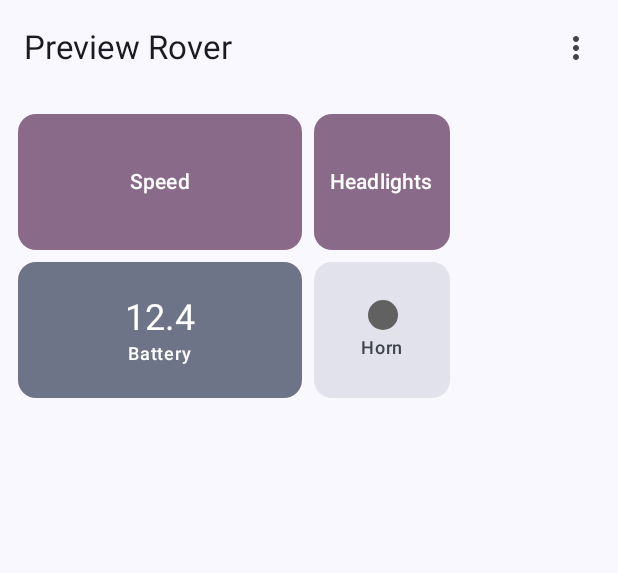
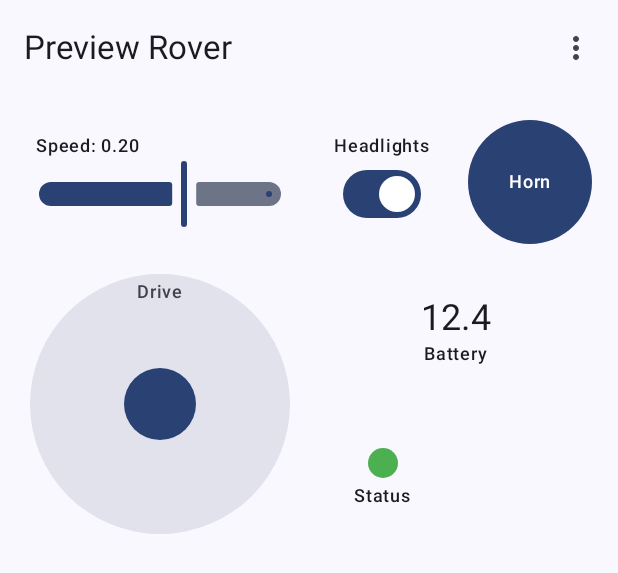
Before and after one commit to BrendanJMitch/ControlAnything, an Android app built with Jetpack Compose: the @Preview function DashboardScreenPreview, on a phone screen of 412 x 824 dp. Shown: the top 573 px of the screen. Run offline under Robolectric (Android 15) with nearby library versions, the light colour scheme and no system bars.

Commit message:
feat: control widgets

```diff
--- a/app/src/main/java/com/brendan/controlanything/ui/dashboard/DashboardScreen.kt
+++ b/app/src/main/java/com/brendan/controlanything/ui/dashboard/DashboardScreen.kt
@@ -47,9 +47,12 @@ import com.brendan.controlanything.domain.model.MqttValue
 import com.brendan.controlanything.domain.model.OutputDef
 import com.brendan.controlanything.ui.dashboard.grid.DashboardGrid
 import com.brendan.controlanything.ui.dashboard.grid.gridPosition
+import com.brendan.controlanything.ui.dashboard.widgets.ButtonWidget
+import com.brendan.controlanything.ui.dashboard.widgets.JoystickWidget
 import com.brendan.controlanything.ui.dashboard.widgets.LedIndicatorWidget
 import com.brendan.controlanything.ui.dashboard.widgets.NumericReadoutWidget
-import com.brendan.controlanything.ui.dashboard.widgets.PlaceholderControlWidget
+import com.brendan.controlanything.ui.dashboard.widgets.SliderWidget
+import com.brendan.controlanything.ui.dashboard.widgets.ToggleWidget
 import com.brendan.controlanything.ui.dashboard.widgets.WidgetFrame
 import com.brendan.controlanything.ui.theme.ControlAnythingTheme
 
@@ -66,6 +69,8 @@ fun DashboardScreen(
         uiState = uiState,
         onWidgetMoved = viewModel::onWidgetMoved,
         onColumnCountChanged = viewModel::onColumnCountChanged,
+        onControlChanged = viewModel::onControlChanged,
+        onButtonPressed = viewModel::onButtonPressed,
         modifier = modifier,
     )
 }
@@ -76,6 +81,8 @@ private fun DashboardContent(
     uiState: DashboardUiState,
     onWidgetMoved: (String, GridPosition) -> Unit,
     onColumnCountChanged: (Int) -> Unit,
+    onControlChanged: (String, MqttValue) -> Unit,
+    onButtonPressed: (String) -> Unit,
     modifier: Modifier = Modifier,
 ) {
     var isEditMode by remember { mutableStateOf(false) }
@@ -149,7 +156,28 @@ private fun DashboardContent(
                                     definition = output,
                                     value = uiState.outputValues[output.topic] as? MqttValue.Bool,
                                 )
-                                control != null -> PlaceholderControlWidget(control)
+                                control is ControlDef.Toggle -> ToggleWidget(
+                                    definition = control,
+                                    isOn = (uiState.controlValues[control.topic] as? MqttValue.Bool)?.value ?: false,
+                                    onToggle = { onControlChanged(control.topic, MqttValue.Bool(it)) },
+                                )
+                                control is ControlDef.Button -> ButtonWidget(
+                                    definition = control,
+                                    onPress = { onButtonPressed(control.topic) },
+                                )
+                                control is ControlDef.Slider -> SliderWidget(
+                                    definition = control,
+                                    value = (uiState.controlValues[control.topic] as? MqttValue.Number)?.value
+                                        ?: ((control.min + control.max) / 2f),
+                                    onValueChange = { onControlChanged(control.topic, MqttValue.Number(it)) },
+                                )
+                                control is ControlDef.Joystick -> JoystickWidget(
+                                    definition = control,
+                                    onValueChange = { x, y ->
+                                        onControlChanged(control.topicX, MqttValue.Number(x))
+                                        onControlChanged(control.topicY, MqttValue.Number(y))
+                                    },
+                                )
                                 else -> Unit
                             }
                         }
@@ -229,18 +257,22 @@ private fun fakeDeviceInfoForPreview() = DeviceInfo(
     controls = listOf(
         ControlDef.Slider("speed", "Speed", min = -1f, max = 1f),
         ControlDef.Toggle("headlights", "Headlights"),
+        ControlDef.Button("horn", "Horn"),
+        ControlDef.Joystick("drive_x", "drive_y", "Drive"),
     ),
     outputs = listOf(
         OutputDef.NumericReadout("battery", "Battery"),
-        OutputDef.LedIndicator("horn", "Horn"),
+        OutputDef.LedIndicator("status", "Status"),
     ),
 )
 
 private fun fakePositionsForPreview() = listOf(
     PlacedWidget("speed", GridPosition(col = 0, row = 0, colSpan = 2, rowSpan = 1)),
     PlacedWidget("headlights", GridPosition(col = 2, row = 0, colSpan = 1, rowSpan = 1)),
-    PlacedWidget("battery", GridPosition(col = 0, row = 1, colSpan = 2, rowSpan = 1)),
-    PlacedWidget("horn", GridPosition(col = 2, row = 1, colSpan = 1, rowSpan = 1)),
+    PlacedWidget("horn", GridPosition(col = 3, row = 0, colSpan = 1, rowSpan = 1)),
+    PlacedWidget("drive_x", GridPosition(col = 0, row = 1, colSpan = 2, rowSpan = 2)),
+    PlacedWidget("battery", GridPosition(col = 2, row = 1, colSpan = 2, rowSpan = 1)),
+    PlacedWidget("status", GridPosition(col = 2, row = 2, colSpan = 1, rowSpan = 1)),
 )
 
 @Preview(showBackground = true, heightDp = 640)
@@ -252,10 +284,16 @@ private fun DashboardScreenPreview() {
                 deviceInfo = fakeDeviceInfoForPreview(),
                 columnCount = 4,
                 positions = fakePositionsForPreview(),
-                outputValues = mapOf("battery" to MqttValue.Number(12.4f)),
+                outputValues = mapOf("battery" to MqttValue.Number(12.4f), "status" to MqttValue.Bool(true)),
+                controlValues = mapOf(
+                    "speed" to MqttValue.Number(0.2f),
+                    "headlights" to MqttValue.Bool(true),
+                ),
             ),
             onWidgetMoved = { _, _ -> },
             onColumnCountChanged = {},
+            onControlChanged = { _, _ -> },
+            onButtonPressed = {},
         )
     }
 }
--- a/app/src/main/java/com/brendan/controlanything/ui/dashboard/DashboardUiState.kt
+++ b/app/src/main/java/com/brendan/controlanything/ui/dashboard/DashboardUiState.kt
@@ -9,4 +9,5 @@ data class DashboardUiState(
     val columnCount: Int = DEFAULT_COLUMN_COUNT,
     val positions: List<PlacedWidget> = emptyList(),
     val outputValues: Map<String, MqttValue> = emptyMap(),
+    val controlValues: Map<String, MqttValue> = emptyMap(),
 )
--- /dev/null
+++ b/app/src/main/java/com/brendan/controlanything/ui/dashboard/widgets/ButtonWidget.kt
@@ -0,0 +1,29 @@
+package com.brendan.controlanything.ui.dashboard.widgets
+
+import androidx.compose.foundation.layout.Box
+import androidx.compose.foundation.layout.fillMaxSize
+import androidx.compose.foundation.layout.padding
+import androidx.compose.material3.Button
+import androidx.compose.material3.MaterialTheme
+import androidx.compose.material3.Text
+import androidx.compose.runtime.Composable
+import androidx.compose.ui.Alignment
+import androidx.compose.ui.Modifier
+import androidx.compose.ui.unit.dp
+import com.brendan.controlanything.domain.model.ControlDef
+
+@Composable
+fun ButtonWidget(
+    definition: ControlDef.Button,
+    onPress: () -> Unit,
+    modifier: Modifier = Modifier,
+) {
+    Box(
+        modifier = modifier.fillMaxSize().padding(4.dp),
+        contentAlignment = Alignment.Center,
+    ) {
+        Button(onClick = onPress, modifier = Modifier.fillMaxSize()) {
+            Text(definition.displayName, style = MaterialTheme.typography.labelMedium)
+        }
+    }
+}
--- /dev/null
+++ b/app/src/main/java/com/brendan/controlanything/ui/dashboard/widgets/JoystickWidget.kt
@@ -0,0 +1,86 @@
+package com.brendan.controlanything.ui.dashboard.widgets
+
+import androidx.compose.foundation.background
+import androidx.compose.foundation.gestures.detectDragGestures
+import androidx.compose.foundation.layout.Box
+import androidx.compose.foundation.layout.fillMaxSize
+import androidx.compose.foundation.layout.offset
+import androidx.compose.foundation.layout.padding
+import androidx.compose.foundation.layout.size
+import androidx.compose.foundation.shape.CircleShape
+import androidx.compose.material3.MaterialTheme
+import androidx.compose.material3.Text
+import androidx.compose.runtime.Composable
+import androidx.compose.runtime.getValue
+import androidx.compose.runtime.mutableFloatStateOf
+import androidx.compose.runtime.mutableStateOf
+import androidx.compose.runtime.remember
+import androidx.compose.runtime.setValue
+import androidx.compose.ui.Alignment
+import androidx.compose.ui.Modifier
+import androidx.compose.ui.geometry.Offset
+import androidx.compose.ui.input.pointer.pointerInput
+import androidx.compose.ui.layout.onSizeChanged
+import androidx.compose.ui.platform.LocalDensity
+import androidx.compose.ui.unit.IntOffset
+import androidx.compose.ui.unit.dp
+import com.brendan.controlanything.domain.model.ControlDef
+import kotlin.math.roundToInt
+
+/** Joystick axes are always normalized to [-1, 1]; the schema doesn't carry a min/max for them. */
+private const val AXIS_RANGE = 1f
+
+/** Thumb diameter as a fraction of the track's radius, so it scales with the widget's own resize. */
+private const val THUMB_TO_RADIUS_RATIO = 0.55f
+
+@Composable
+fun JoystickWidget(
+    definition: ControlDef.Joystick,
+    onValueChange: (x: Float, y: Float) -> Unit,
+    modifier: Modifier = Modifier,
+) {
+    var thumbOffset by remember(definition.topicX, definition.topicY) { mutableStateOf(Offset.Zero) }
+    var radiusPx by remember { mutableFloatStateOf(0f) }
+    val thumbSizeDp = with(LocalDensity.current) { (radiusPx * THUMB_TO_RADIUS_RATIO).toDp() }
+
+    Box(
+        modifier = modifier
+            .fillMaxSize()
+            .padding(8.dp)
+            .background(MaterialTheme.colorScheme.surfaceVariant, CircleShape)
+            .onSizeChanged { size -> radiusPx = minOf(size.width, size.height) / 2f }
+            .pointerInput(definition.topicX, definition.topicY) {
+                detectDragGestures(
+                    onDrag = { change, dragAmount ->
+                        change.consume()
+                        if (radiusPx <= 0f) return@detectDragGestures
+                        val candidate = thumbOffset + dragAmount
+                        val distance = candidate.getDistance()
+                        thumbOffset = if (distance > radiusPx) candidate * (radiusPx / distance) else candidate
+                        // Screen y grows downward; up should mean "forward" (positive y) for driving.
+                        val normalizedX = (thumbOffset.x / radiusPx).coerceIn(-AXIS_RANGE, AXIS_RANGE)
+                        val normalizedY = (-thumbOffset.y / radiusPx).coerceIn(-AXIS_RANGE, AXIS_RANGE)
+                        onValueChange(normalizedX, normalizedY)
+                    },
+                    onDragEnd = {
+                        thumbOffset = Offset.Zero
+                        onValueChange(0f, 0f)
+                    },
+                )
+            },
+        contentAlignment = Alignment.Center,
+    ) {
+        Text(
+            text = definition.displayName,
+            style = MaterialTheme.typography.labelMedium,
+            color = MaterialTheme.colorScheme.onSurfaceVariant,
+            modifier = Modifier.align(Alignment.TopCenter).padding(top = 4.dp),
+        )
+        Box(
+            modifier = Modifier
+                .size(thumbSizeDp)
+                .offset { IntOffset(thumbOffset.x.roundToInt(), thumbOffset.y.roundToInt()) }
+                .background(MaterialTheme.colorScheme.primary, CircleShape),
+        )
+    }
+}
--- a/app/src/main/java/com/brendan/controlanything/ui/dashboard/widgets/LedIndicatorWidget.kt
+++ b/app/src/main/java/com/brendan/controlanything/ui/dashboard/widgets/LedIndicatorWidget.kt
@@ -8,7 +8,6 @@ import androidx.compose.foundation.layout.fillMaxSize
 import androidx.compose.foundation.layout.height
 import androidx.compose.foundation.layout.size
 import androidx.compose.foundation.shape.CircleShape
-import androidx.compose.foundation.shape.RoundedCornerShape
 import androidx.compose.material3.MaterialTheme
 import androidx.compose.material3.Text
 import androidx.compose.runtime.Composable
@@ -29,9 +28,7 @@ fun LedIndicatorWidget(
     modifier: Modifier = Modifier,
 ) {
     Box(
-        modifier = modifier
-            .fillMaxSize()
-            .background(MaterialTheme.colorScheme.surfaceVariant, RoundedCornerShape(12.dp)),
+        modifier = modifier.fillMaxSize(),
         contentAlignment = Alignment.Center,
     ) {
         Column(horizontalAlignment = Alignment.CenterHorizontally) {
@@ -44,7 +41,6 @@ fun LedIndicatorWidget(
             Text(
                 text = definition.displayName,
                 style = MaterialTheme.typography.labelMedium,
-                color = MaterialTheme.colorScheme.onSurfaceVariant,
             )
         }
     }
--- a/app/src/main/java/com/brendan/controlanything/ui/dashboard/widgets/NumericReadoutWidget.kt
+++ b/app/src/main/java/com/brendan/controlanything/ui/dashboard/widgets/NumericReadoutWidget.kt
@@ -1,16 +1,13 @@
 package com.brendan.controlanything.ui.dashboard.widgets
 
-import androidx.compose.foundation.background
 import androidx.compose.foundation.layout.Box
 import androidx.compose.foundation.layout.Column
 import androidx.compose.foundation.layout.fillMaxSize
-import androidx.compose.foundation.shape.RoundedCornerShape
 import androidx.compose.material3.MaterialTheme
 import androidx.compose.material3.Text
 import androidx.compose.runtime.Composable
 import androidx.compose.ui.Alignment
 import androidx.compose.ui.Modifier
-import androidx.compose.ui.unit.dp
 import com.brendan.controlanything.domain.model.MqttValue
 import com.brendan.controlanything.domain.model.OutputDef
 
@@ -21,21 +18,17 @@ fun NumericReadoutWidget(
     modifier: Modifier = Modifier,
 ) {
     Box(
-        modifier = modifier
-            .fillMaxSize()
-            .background(MaterialTheme.colorScheme.secondaryContainer, RoundedCornerShape(12.dp)),
+        modifier = modifier.fillMaxSize(),
         contentAlignment = Alignment.Center,
     ) {
         Column(horizontalAlignment = Alignment.CenterHorizontally) {
             Text(
                 text = value?.value?.let { "%.1f".format(it) } ?: "--",
                 style = MaterialTheme.typography.headlineSmall,
-                color = MaterialTheme.colorScheme.onSecondaryContainer,
             )
             Text(
                 text = definition.displayName,
                 style = MaterialTheme.typography.labelMedium,
-                color = MaterialTheme.colorScheme.onSecondaryContainer,
             )
         }
     }
--- a/app/src/main/java/com/brendan/controlanything/ui/dashboard/widgets/PlaceholderControlWidget.kt
+++ /dev/null
@@ -1,33 +0,0 @@
-package com.brendan.controlanything.ui.dashboard.widgets
-
-import androidx.compose.foundation.background
-import androidx.compose.foundation.layout.Box
-import androidx.compose.foundation.layout.fillMaxSize
-import androidx.compose.foundation.shape.RoundedCornerShape
-import androidx.compose.material3.MaterialTheme
-import androidx.compose.material3.Text
-import androidx.compose.runtime.Composable
-import androidx.compose.ui.Alignment
-import androidx.compose.ui.Modifier
-import androidx.compose.ui.unit.dp
-import com.brendan.controlanything.domain.model.ControlDef
-
-/** Stand-in until each control type gets its real interactive widget in a later milestone. */
-@Composable
-fun PlaceholderControlWidget(
-    definition: ControlDef,
-    modifier: Modifier = Modifier,
-) {
-    Box(
-        modifier = modifier
-            .fillMaxSize()
-            .background(MaterialTheme.colorScheme.tertiaryContainer, RoundedCornerShape(12.dp)),
-        contentAlignment = Alignment.Center,
-    ) {
-        Text(
-            text = definition.displayName,
-            style = MaterialTheme.typography.labelLarge,
-            color = MaterialTheme.colorScheme.onTertiaryContainer,
-        )
-    }
-}
--- /dev/null
+++ b/app/src/main/java/com/brendan/controlanything/ui/dashboard/widgets/SliderWidget.kt
@@ -0,0 +1,38 @@
+package com.brendan.controlanything.ui.dashboard.widgets
+
+import androidx.compose.foundation.layout.Arrangement
+import androidx.compose.foundation.layout.Column
+import androidx.compose.foundation.layout.fillMaxSize
+import androidx.compose.foundation.layout.padding
+import androidx.compose.material3.MaterialTheme
+import androidx.compose.material3.Slider
+import androidx.compose.material3.Text
+import androidx.compose.runtime.Composable
+import androidx.compose.ui.Modifier
+import androidx.compose.ui.unit.dp
+import com.brendan.controlanything.domain.model.ControlDef
+
+@Composable
+fun SliderWidget(
+    definition: ControlDef.Slider,
+    value: Float,
+    onValueChange: (Float) -> Unit,
+    modifier: Modifier = Modifier,
+) {
+    Column(
+        modifier = modifier
+            .fillMaxSize()
+            .padding(horizontal = 12.dp),
+        verticalArrangement = Arrangement.Center,
+    ) {
+        Text(
+            text = "${definition.displayName}: %.2f".format(value),
+            style = MaterialTheme.typography.labelMedium,
+        )
+        Slider(
+            value = value,
+            onValueChange = onValueChange,
+            valueRange = definition.min..definition.max,
+        )
+    }
+}
--- /dev/null
+++ b/app/src/main/java/com/brendan/controlanything/ui/dashboard/widgets/ToggleWidget.kt
@@ -0,0 +1,32 @@
+package com.brendan.controlanything.ui.dashboard.widgets
+
+import androidx.compose.foundation.layout.Arrangement
+import androidx.compose.foundation.layout.Column
+import androidx.compose.foundation.layout.fillMaxSize
+import androidx.compose.material3.MaterialTheme
+import androidx.compose.material3.Switch
+import androidx.compose.material3.Text
+import androidx.compose.runtime.Composable
+import androidx.compose.ui.Alignment
+import androidx.compose.ui.Modifier
+import com.brendan.controlanything.domain.model.ControlDef
+
+@Composable
+fun ToggleWidget(
+    definition: ControlDef.Toggle,
+    isOn: Boolean,
+    onToggle: (Boolean) -> Unit,
+    modifier: Modifier = Modifier,
+) {
+    Column(
+        modifier = modifier.fillMaxSize(),
+        horizontalAlignment = Alignment.CenterHorizontally,
+        verticalArrangement = Arrangement.Center,
+    ) {
+        Text(
+            text = definition.displayName,
+            style = MaterialTheme.typography.labelMedium,
+        )
+        Switch(checked = isOn, onCheckedChange = onToggle)
+    }
+}
```
Also changed, not shown: app/src/main/java/com/brendan/controlanything/data/mqtt/InfoJson.kt (+17 -17 lines), app/src/main/java/com/brendan/controlanything/data/mqtt/InfoMapper.kt (+13 -13 lines), app/src/main/java/com/brendan/controlanything/ui/dashboard/DashboardViewModel.kt (+37 -2 lines), 2 other files.
